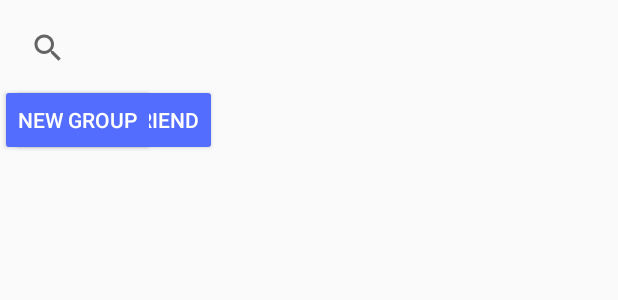
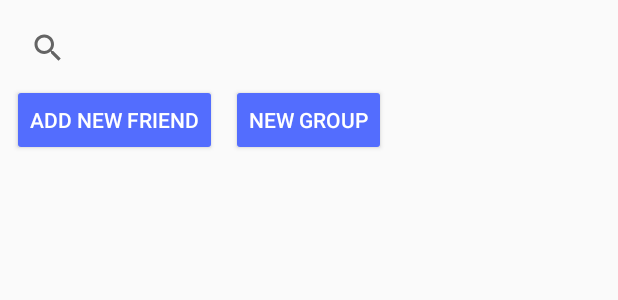
Before and after one commit to cga3798/ChatApp, an Android app: the layout fragment_friend.xml on its own in the app's theme, with its tools: preview values and no code run, on a phone screen of 412 x 824 dp. Shown: the top 300 px of the screen. Run offline under Robolectric (Android 15) with nearby library versions, the phone set to English and light mode, and no system bars.

```diff
--- a/app/src/main/res/layout/fragment_friend.xml
+++ b/app/src/main/res/layout/fragment_friend.xml
@@ -42,10 +42,12 @@
         android:id="@+id/friendButtonNewGroup"
         android:layout_width="wrap_content"
         android:layout_height="wrap_content"
-        android:layout_marginStart="4dp"
+        android:layout_marginEnd="154dp"
+        android:layout_marginStart="8dp"
         android:text="New Group"
-        app:layout_constraintStart_toEndOf="@+id/friendButtonAddFriend"
-        app:layout_constraintTop_toBottomOf="@+id/friendSearchView"/>
+        app:layout_constraintEnd_toEndOf="parent"
+        app:layout_constraintStart_toEndOf="@+id/friendButtonAddNewFriend"
+        app:layout_constraintTop_toBottomOf="@+id/friendSearchView" />
 
     <ScrollView
         android:layout_width="0dp"
```
Also changed, not shown: app/src/main/java/group1/tcss450/uw/edu/a450groupone/AddNewFriendFragment.java (+26 -28 lines).
